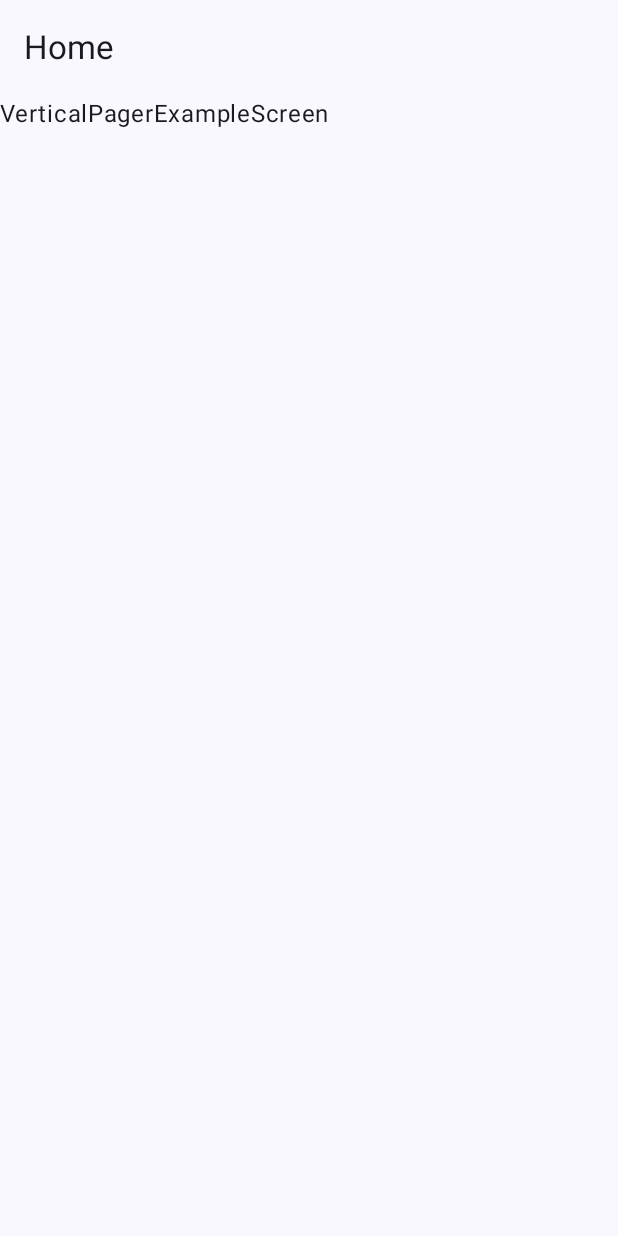
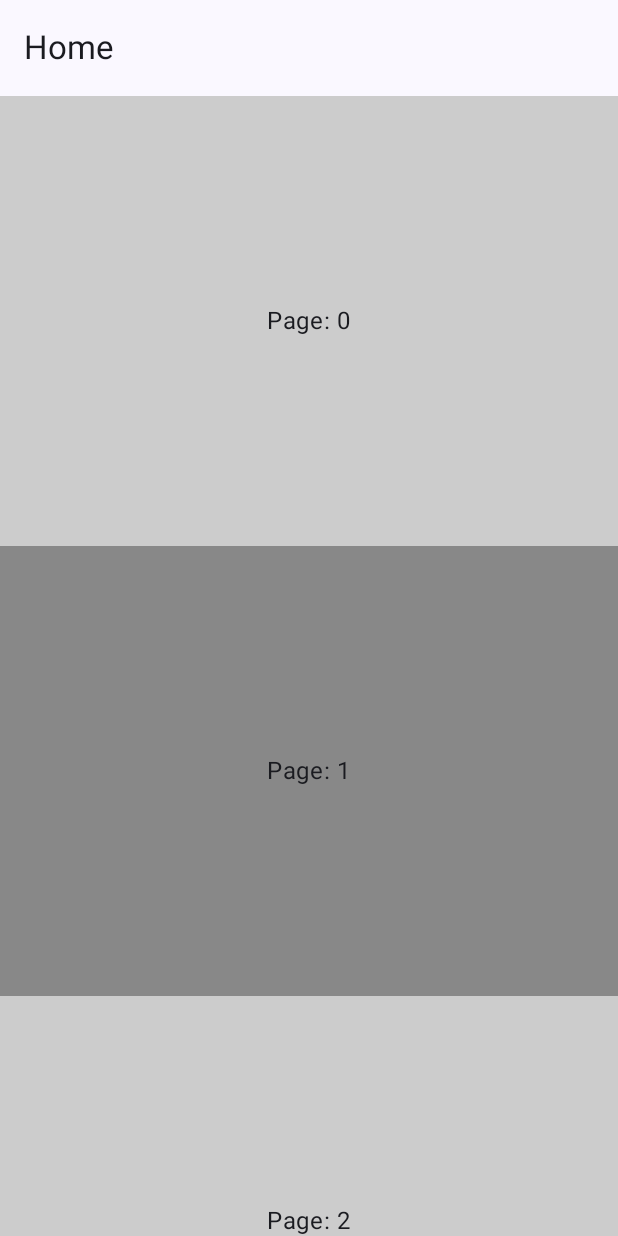
Before and after one commit to mende273/ViewPagerComposeExamples, an Android app built with Jetpack Compose: the VerticalPagerScreen screen opened through its navigation route, on a phone screen of 412 x 824 dp. Run offline under Robolectric (Android 15) with nearby library versions, the phone set to English and light mode, and no system bars.

Commit message:
create VerticalPagerScreen.kt

```diff
--- a/app/src/main/java/mende273/viewpagerexamples/MainActivity.kt
+++ b/app/src/main/java/mende273/viewpagerexamples/MainActivity.kt
@@ -24,6 +24,7 @@ import androidx.navigation.compose.rememberNavController
 import mende273.viewpagerexamples.ui.component.TopBar
 import mende273.viewpagerexamples.ui.screen.HomeScreen
 import mende273.viewpagerexamples.ui.screen.HorizontalPagerScreen
+import mende273.viewpagerexamples.ui.screen.VerticalPagerScreen
 import mende273.viewpagerexamples.ui.theme.ViewPagerComposeExamplesTheme
 
 class MainActivity : ComponentActivity() {
@@ -104,7 +105,7 @@ fun AppNavigation(
         }
 
         composable(Screen.VERTICAL_PAGER_EXAMPLE.route) {
-            VerticalPagerExampleScreen()
+            VerticalPagerScreen()
         }
     }
 }
@@ -118,8 +119,3 @@ private fun HorizontalPagerWithButtonsExampleScreen() {
 private fun HorizontalPagerWithImageAndDotsExampleScreen() {
     Text(text = "HorizontalPagerWithImageAndDotsExampleScreen")
 }
-
-@Composable
-private fun VerticalPagerExampleScreen() {
-    Text(text = "VerticalPagerExampleScreen")
-}
--- /dev/null
+++ b/app/src/main/java/mende273/viewpagerexamples/ui/screen/VerticalPagerScreen.kt
@@ -0,0 +1,35 @@
+package mende273.viewpagerexamples.ui.screen
+
+import androidx.compose.foundation.ExperimentalFoundationApi
+import androidx.compose.foundation.background
+import androidx.compose.foundation.layout.Box
+import androidx.compose.foundation.layout.fillMaxSize
+import androidx.compose.foundation.pager.PageSize
+import androidx.compose.foundation.pager.VerticalPager
+import androidx.compose.foundation.pager.rememberPagerState
+import androidx.compose.material3.Text
+import androidx.compose.runtime.Composable
+import androidx.compose.ui.Alignment
+import androidx.compose.ui.Modifier
+import androidx.compose.ui.unit.dp
+import mende273.viewpagerexamples.util.getBackgroundColorForItem
+
+@OptIn(ExperimentalFoundationApi::class)
+@Composable
+fun VerticalPagerScreen() {
+    val pagerState = rememberPagerState()
+    VerticalPager(
+        pageCount = 10,
+        pageSize = PageSize.Fixed(300.dp),
+        state = pagerState
+    ) { page ->
+        Box(
+            modifier = Modifier
+                .fillMaxSize()
+                .background(getBackgroundColorForItem(page)),
+            contentAlignment = Alignment.Center
+        ) {
+            Text(text = "Page: $page")
+        }
+    }
+}
```
